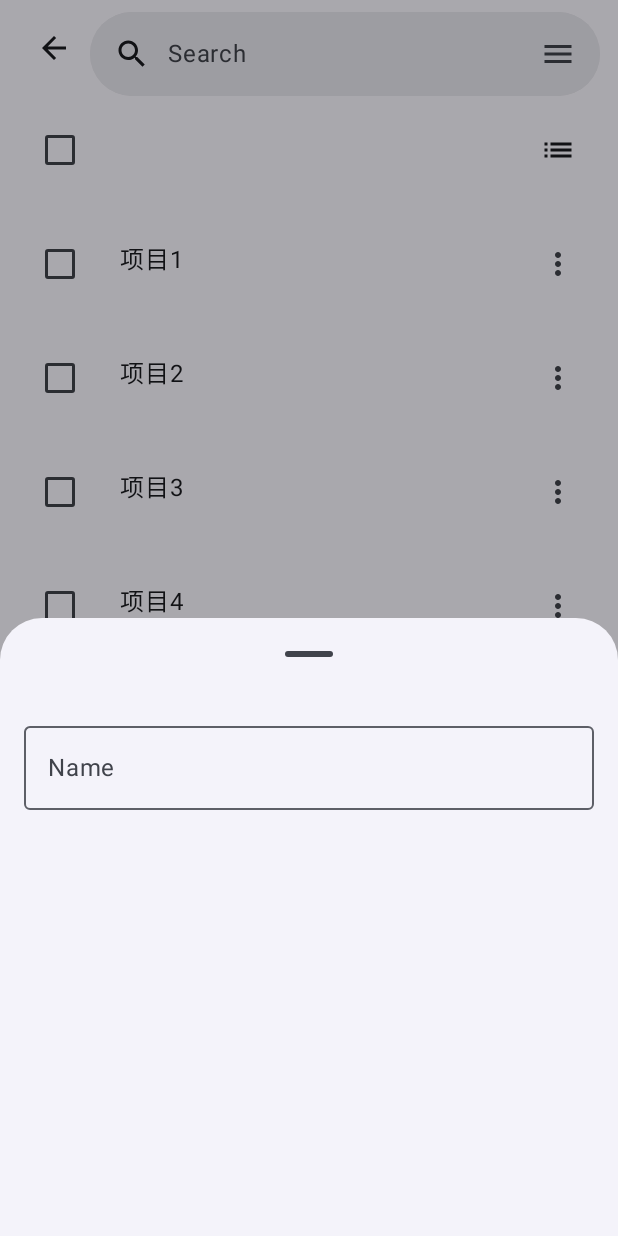
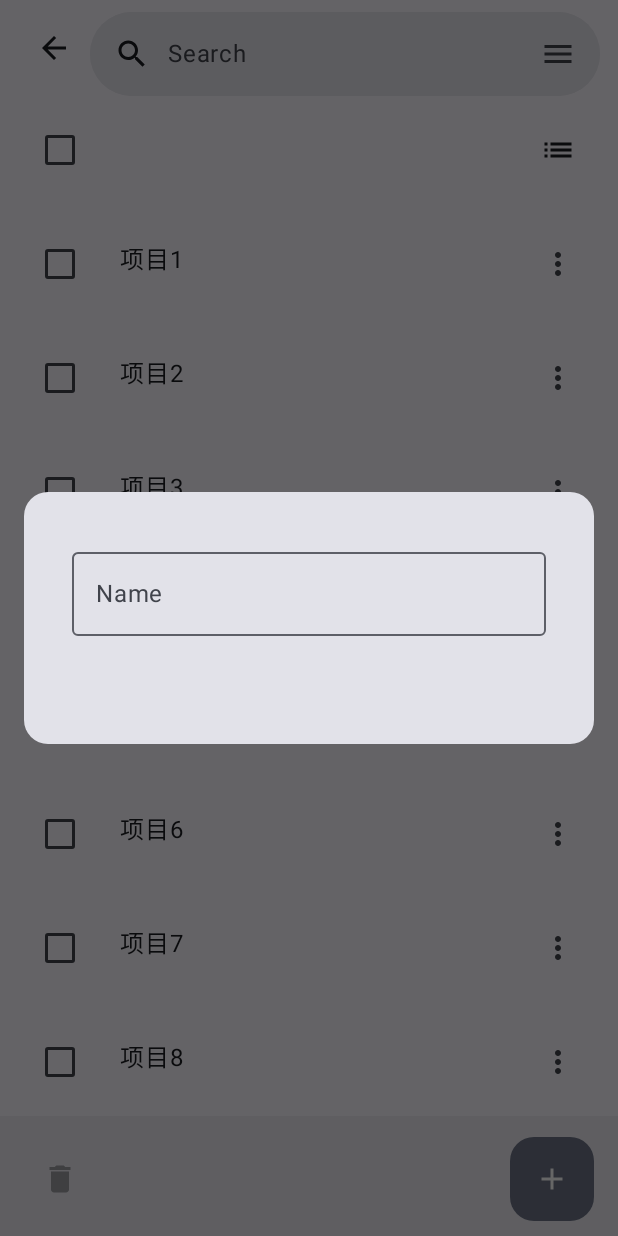
Before and after one commit to James-fbm/Scanner, an Android app built with Jetpack Compose: the screen it shows after launch (MainActivity), on a phone screen of 412 x 824 dp. Run offline under Robolectric (Android 15) with nearby library versions, the phone set to English and light mode, and no system bars; our stand-ins replace Dagger/Hilt's generated code, Room's generated code.

Commit message:
test dialog.

```diff
--- a/app/src/main/java/com/example/scanner/ui/component/home/ProjectModifyDialog.kt
+++ b/app/src/main/java/com/example/scanner/ui/component/home/ProjectModifyDialog.kt
@@ -1,17 +1,29 @@
 package com.example.scanner.ui.component.home
 
 import android.widget.Space
+import androidx.compose.foundation.focusable
 import androidx.compose.foundation.layout.Column
 import androidx.compose.foundation.layout.Spacer
+import androidx.compose.foundation.layout.WindowInsets
 import androidx.compose.foundation.layout.fillMaxHeight
 import androidx.compose.foundation.layout.fillMaxWidth
 import androidx.compose.foundation.layout.height
+import androidx.compose.foundation.layout.heightIn
+import androidx.compose.foundation.layout.imePadding
 import androidx.compose.foundation.layout.padding
+import androidx.compose.foundation.layout.windowInsetsBottomHeight
+import androidx.compose.foundation.shape.RoundedCornerShape
+import androidx.compose.foundation.text.KeyboardActions
+import androidx.compose.foundation.text.KeyboardOptions
 import androidx.compose.material3.BottomSheetDefaults
+import androidx.compose.material3.Card
 import androidx.compose.material3.ExperimentalMaterial3Api
 import androidx.compose.material3.ModalBottomSheet
 import androidx.compose.material3.OutlinedTextField
+import androidx.compose.material3.SheetState
+import androidx.compose.material3.SheetValue
 import androidx.compose.material3.Text
+import androidx.compose.material3.rememberModalBottomSheetState
 import androidx.compose.runtime.Composable
 import androidx.compose.runtime.LaunchedEffect
 import androidx.compose.runtime.getValue
@@ -20,32 +32,50 @@ import androidx.compose.runtime.remember
 import androidx.compose.runtime.setValue
 import androidx.compose.ui.Modifier
 import androidx.compose.ui.focus.onFocusChanged
+import androidx.compose.ui.platform.LocalSoftwareKeyboardController
+import androidx.compose.ui.text.input.ImeAction
 import androidx.compose.ui.unit.dp
+import androidx.compose.ui.window.Dialog
 import com.example.scanner.ui.viewmodel.ProjectItemUiModel
 
+// ModalBottomSheet has trouble with keyboard imePadding. DO NOT USE IT.
 @OptIn(ExperimentalMaterial3Api::class)
 @Composable
 fun ProjectModifyDialog(
     projectItemUiModel: ProjectItemUiModel?,
-    onDialogVisibleChanged: () -> Unit
+    onDialogVisibleChanged: () -> Unit,
 ) {
 
-    ModalBottomSheet(
-        onDismissRequest = onDialogVisibleChanged,
-        modifier = Modifier.fillMaxHeight()
-    ){
+    var bottomSheetVisible = remember {
+        mutableStateOf(true)
+    }
+    if (bottomSheetVisible.value) {
+        Dialog (
+            onDismissRequest = { bottomSheetVisible.value = false },
+        ) {
+            Card(
+                modifier = Modifier
+                    .fillMaxWidth()
+                    .height(200.dp)
+                    .padding(16.dp),
+                shape = RoundedCornerShape(16.dp),
+            ) {
                 OutlinedTextField(
                     value = "",
                     onValueChange = {},
                     label = { Text("Name") },
                     singleLine = true,
                     placeholder = {
-                if ( projectItemUiModel == null )
+                        if (projectItemUiModel == null)
                             Text("Project Name")
                         else
                             Text(projectItemUiModel.projectName)
                     },
-            modifier = Modifier.padding(16.dp).fillMaxWidth()
+                    modifier = Modifier
+                        .fillMaxWidth()
+                        .padding(32.dp)
                 )
             }
         }
+    }
+}
```
Lines whose indentation alone changed are shown as unchanged.
